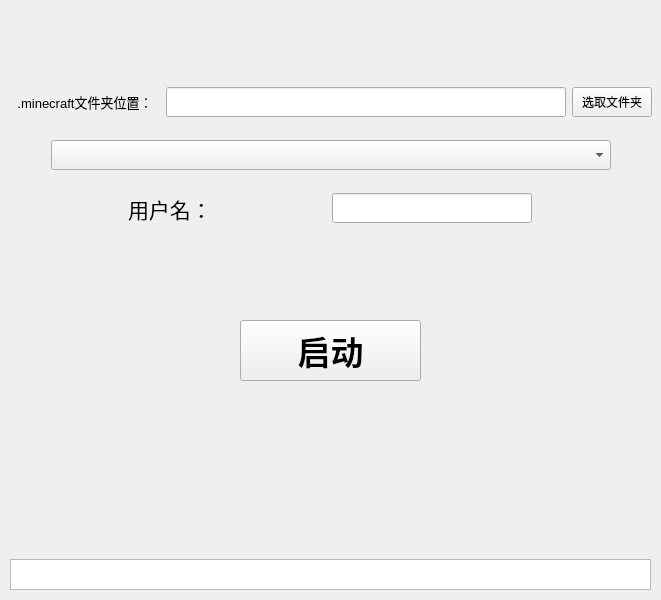
Qt form widget.ui (MOLUnsi/MCAtelier-SWJTU-core) before a commit.
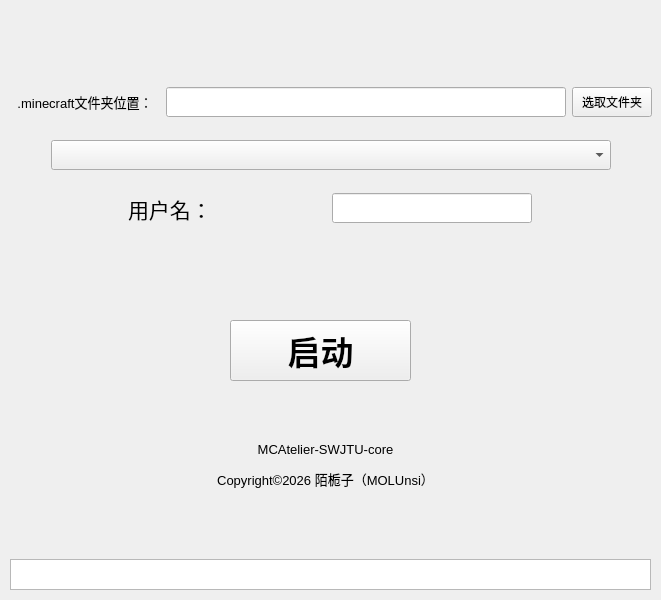
The same form after that commit.

```diff
--- a/widget.ui
+++ b/widget.ui
@@ -21,7 +21,7 @@
   <widget class="QPushButton" name="pushButton">
    <property name="geometry">
     <rect>
-     <x>240</x>
+     <x>230</x>
      <y>320</y>
      <width>181</width>
      <height>61</height>
@@ -182,6 +182,19 @@
     </rect>
    </property>
   </widget>
+  <widget class="QLabel" name="label_3">
+   <property name="geometry">
+    <rect>
+     <x>170</x>
+     <y>440</y>
+     <width>311</width>
+     <height>51</height>
+    </rect>
+   </property>
+   <property name="text">
+    <string>&lt;html&gt;&lt;head/&gt;&lt;body&gt;&lt;p align=&quot;center&quot;&gt;&lt;span style=&quot; font-size:10pt;&quot;&gt;MCAtelier-SWJTU-core&lt;/span&gt;&lt;/p&gt;&lt;p align=&quot;center&quot;&gt;&lt;span style=&quot; font-size:10pt;&quot;&gt;Copyright©2026 陌栀子（MOLUnsi）&lt;/span&gt;&lt;/p&gt;&lt;/body&gt;&lt;/html&gt;</string>
+   </property>
+  </widget>
  </widget>
  <resources/>
  <connections/>
```
